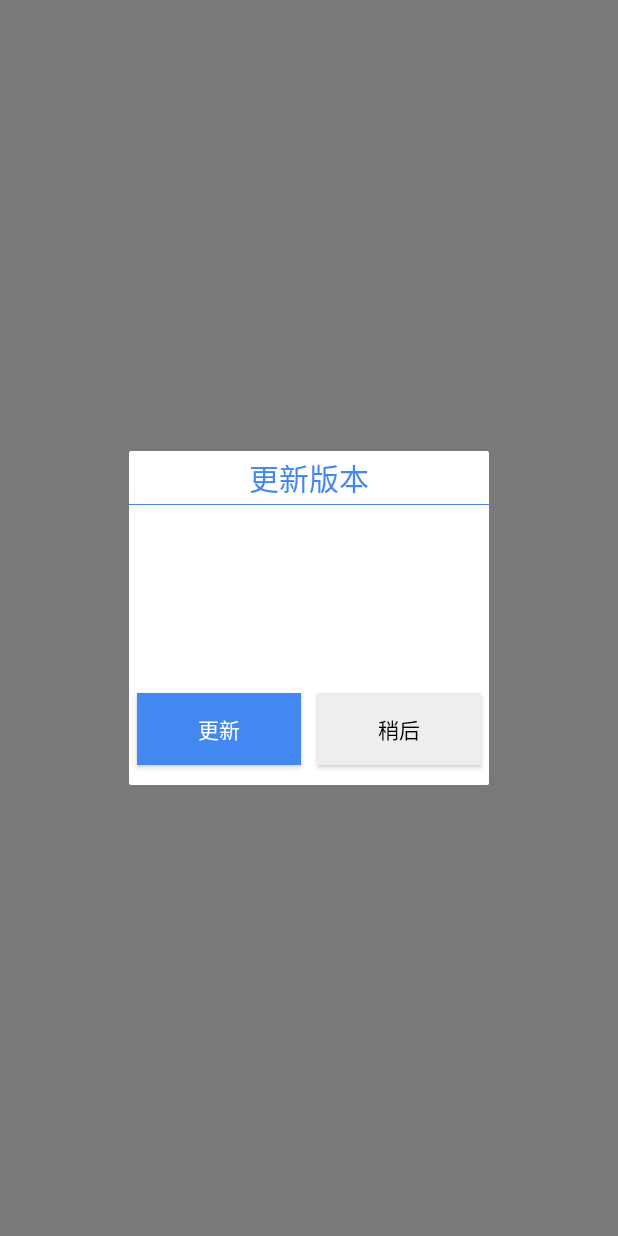
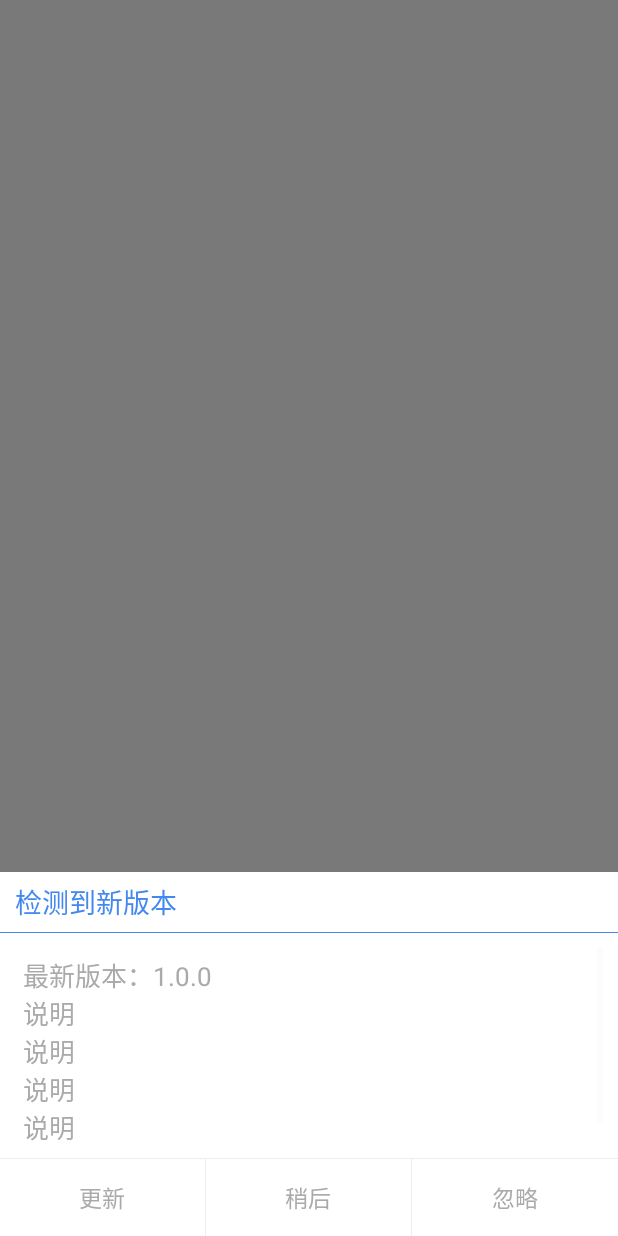
Before and after one commit to whilu/HnistBook, an Android app: the layout umeng_update_dialog.xml on its own in the app's theme, with its tools: preview values and no code run, on a phone screen of 412 x 824 dp. Run offline under Robolectric (Android 15) with nearby library versions, the phone set to English and light mode, and no system bars.

Commit message:
small changes

```diff
--- a/app/src/main/assets/litepal.xml
+++ b/app/src/main/assets/litepal.xml
@@ -1,6 +1,6 @@
 <?xml version="1.0" encoding="utf-8"?>
 <litepal>
-    <dbname value="hnistbook"></dbname>
+    <dbname value="shuzhi"></dbname>
     <version value="1"></version>
 
     <list></list>
--- a/app/src/main/res/drawable-mdpi/umeng_update_dialog_bg.xml
+++ b/app/src/main/res/drawable-mdpi/umeng_update_dialog_bg.xml
@@ -1,5 +1,5 @@
 <?xml version="1.0" encoding="utf-8"?>
 <shape xmlns:android="http://schemas.android.com/apk/res/android" android:shape="rectangle">
-    <corners android:radius="1dp" />
+    <corners android:radius="0dp" />
     <solid  android:color="#FFFFFF"/>
 </shape>
--- a/app/src/main/res/layout/umeng_update_dialog.xml
+++ b/app/src/main/res/layout/umeng_update_dialog.xml
@@ -6,18 +6,18 @@
 
     <LinearLayout
         android:id="@+id/umeng_update_frame"
-        android:layout_width="240dp"
+        android:layout_width="match_parent"
         android:layout_height="wrap_content"
+        android:layout_alignParentBottom="true"
         android:layout_centerInParent="true"
         android:background="@drawable/umeng_update_dialog_bg"
-        android:orientation="vertical"
-        android:paddingBottom="8dp">
+        android:orientation="vertical">
 
         <!-- Title -->
 
         <RelativeLayout
             android:layout_width="fill_parent"
-            android:layout_height="35dp">
+            android:layout_height="40dp">
 
             <ImageView
                 android:id="@+id/umeng_update_wifi_indicator"
@@ -32,10 +32,11 @@
             <TextView
                 android:layout_width="wrap_content"
                 android:layout_height="wrap_content"
-                android:layout_centerInParent="true"
+                android:layout_centerVertical="true"
+                android:layout_marginLeft="10dp"
                 android:text="@string/UMUpdateTitle"
-                android:textSize="20sp"
-                android:textColor="@color/theme_primary" />
+                android:textColor="@color/theme_primary"
+                android:textSize="18sp" />
 
             <Button
                 android:id="@+id/umeng_update_id_close"
@@ -60,7 +61,7 @@
 
         <ScrollView
             android:layout_width="fill_parent"
-            android:layout_height="120dp"
+            android:layout_height="150dp"
             android:layout_weight="1"
             android:padding="10dp">
 
@@ -77,7 +78,9 @@
                     android:layout_marginRight="5dp"
                     android:layout_marginTop="5dp"
                     android:focusable="true"
-                    android:textColor="@color/gray_text" />
+                    android:text="最新版本：1.0.0\n说明\n说明\n说明\n说明\n说明"
+                    android:textColor="@color/gray_text"
+                    android:textSize="17sp" />
             </LinearLayout>
         </ScrollView>
 
@@ -87,10 +90,15 @@
             android:id="@+id/umeng_update_id_check"
             android:layout_width="fill_parent"
             android:layout_height="32dp"
-            android:visibility="gone"
             android:button="@drawable/umeng_update_button_check_selector"
             android:text="@string/UMIgnore"
-            android:textColor="#000" />
+            android:textColor="#000"
+            android:visibility="gone" />
+
+        <View
+            android:layout_width="fill_parent"
+            android:layout_height="0.8dp"
+            android:background="@color/gray" />
 
         <!-- OK&Cancel Button -->
 
@@ -102,41 +110,50 @@
                 android:id="@+id/umeng_update_id_ok"
                 android:layout_width="0dp"
                 android:layout_height="wrap_content"
-                android:layout_margin="5dp"
                 android:layout_weight="1"
-                android:background="@color/theme_primary"
+                android:background="@null"
                 android:focusable="true"
                 android:gravity="center"
-                android:padding="9dp"
+                android:padding="14dp"
                 android:text="@string/UMUpdateNow"
-                android:textColor="#FFFFFF" />
+                android:textColor="@color/gray_text"
+                android:textSize="15sp" />
+
+            <View
+                android:layout_width="0.8dp"
+                android:layout_height="match_parent"
+                android:background="@color/gray" />
 
             <Button
                 android:id="@+id/umeng_update_id_cancel"
                 android:layout_width="0dp"
                 android:layout_height="wrap_content"
-                android:layout_margin="5dp"
                 android:layout_weight="1"
-                android:background="@color/gray"
+                android:background="@null"
                 android:focusable="true"
                 android:gravity="center"
-                android:padding="9dp"
+                android:padding="14dp"
                 android:text="@string/UMNotNow"
-                android:textColor="#000" />
+                android:textColor="@color/gray_text"
+                android:textSize="15sp" />
+
+            <View
+                android:layout_width="0.8dp"
+                android:layout_height="match_parent"
+                android:background="@color/gray" />
 
             <Button
                 android:id="@+id/umeng_update_id_ignore"
                 android:layout_width="0dp"
                 android:layout_height="wrap_content"
-                android:layout_margin="5dp"
                 android:layout_weight="1"
-                android:background="@drawable/umeng_update_button_cancel_bg_selector"
+                android:background="@null"
                 android:focusable="true"
                 android:gravity="center"
-                android:padding="12dp"
+                android:padding="14dp"
                 android:text="@string/UMIgnore"
-                android:textColor="#AAABAF"
-                android:visibility="gone" />
+                android:textColor="@color/gray_text"
+                android:textSize="15sp" />
         </LinearLayout>
     </LinearLayout>
 
--- a/app/src/main/res/values/umeng_update_string.xml
+++ b/app/src/main/res/values/umeng_update_string.xml
@@ -1,7 +1,7 @@
 <?xml version="1.0" encoding="utf-8"?>
 <resources>
 	<string name="UMBreak_Network">未联网</string>
-	<string name="UMUpdateTitle">更新版本</string>
+	<string name="UMUpdateTitle">检测到新版本</string>
 	<string name="UMNewVersion">最新版本: </string>
 	<string name="UMUpdateContent">更新内容</string>
 	<string name="UMUpdateSize">仅需要下载:</string>
@@ -10,7 +10,7 @@
 	<string name="UMUpdateNow">更新</string>
 	<string name="UMAppUpdate">应用更新</string>
 	<string name="UMNotNow">稍后</string>
-	<string name="UMIgnore">忽略该版</string>
+	<string name="UMIgnore">忽略</string>
 	<string name="UMToast_IsUpdating">正在更新中....</string>
 	<string name="UMDialog_InstallAPK">最新版本已下载，是否安装？</string>
 	<string name="UMUpdateCheck">2.6.0.1.20150312</string>
```
